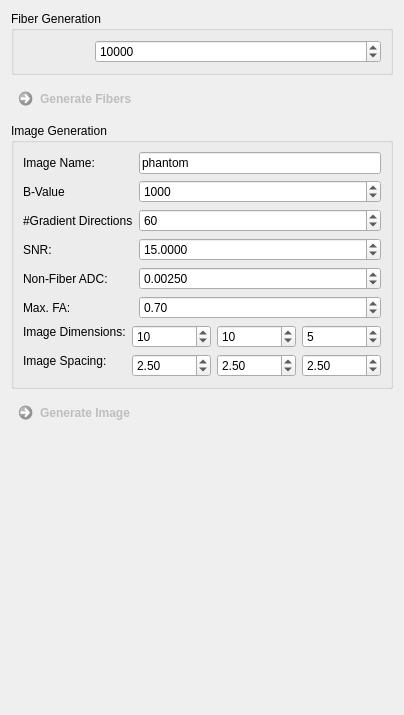
This is Plugins/org.mitk.gui.qt.diffusionimaging/src/internal/QmitkFiberBasedSoftwarePhantomViewControls.ui in MITK/MITK as Qt 5 draws it before an edit. The edited form follows.
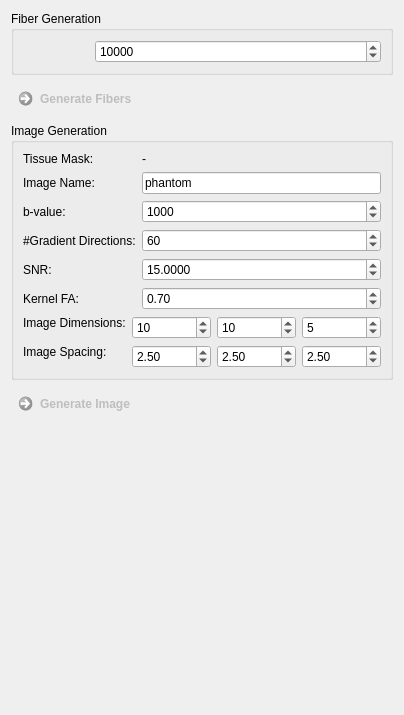
This is the edited form. Icons and pictures are not drawn.

Commit message: using stadard two compartment model. added tissue mask. corrected noise.

What changed in the file:
```diff
--- a/Plugins/org.mitk.gui.qt.diffusionimaging/src/internal/QmitkFiberBasedSoftwarePhantomViewControls.ui
+++ b/Plugins/org.mitk.gui.qt.diffusionimaging/src/internal/QmitkFiberBasedSoftwarePhantomViewControls.ui
@@ -142,7 +142,7 @@
          <property name="margin">
           <number>0</number>
          </property>
-         <item row="0" column="0">
+         <item row="1" column="0">
           <widget class="QLabel" name="m_TensorsToDWIBValueLabel_2">
            <property name="toolTip">
             <string comment="how fuzzy the confidence boundary should be. By default, confidence boundary is perfectly sharp (float); default: &quot;0&quot;" extracomment="how fuzzy the confidence boundary should be. By default, confidence boundary is perfectly sharp (float); default: &quot;0&quot;">how fuzzy the confidence boundary should be. By default, confidence boundary is perfectly sharp (float); default: &quot;0&quot;</string>
@@ -161,14 +161,14 @@
            </property>
           </widget>
          </item>
-         <item row="0" column="1">
+         <item row="1" column="1">
           <widget class="QLineEdit" name="m_ImageName">
            <property name="text">
             <string>phantom</string>
            </property>
           </widget>
          </item>
-         <item row="1" column="0">
+         <item row="2" column="0">
           <widget class="QLabel" name="m_TensorsToDWIBValueLabel">
            <property name="toolTip">
             <string comment="how fuzzy the confidence boundary should be. By default, confidence boundary is perfectly sharp (float); default: &quot;0&quot;" extracomment="how fuzzy the confidence boundary should be. By default, confidence boundary is perfectly sharp (float); default: &quot;0&quot;">how fuzzy the confidence boundary should be. By default, confidence boundary is perfectly sharp (float); default: &quot;0&quot;</string>
@@ -180,14 +180,14 @@
             <string comment="how fuzzy the confidence boundary should be. By default, confidence boundary is perfectly sharp (float); default: &quot;0&quot;" extracomment="how fuzzy the confidence boundary should be. By default, confidence boundary is perfectly sharp (float); default: &quot;0&quot;">how fuzzy the confidence boundary should be. By default, confidence boundary is perfectly sharp (float); default: &quot;0&quot;</string>
            </property>
            <property name="text">
-            <string>B-Value</string>
+            <string>b-value:</string>
            </property>
            <property name="wordWrap">
             <bool>false</bool>
            </property>
           </widget>
          </item>
-         <item row="1" column="1">
+         <item row="2" column="1">
           <widget class="QSpinBox" name="m_TensorsToDWIBValueEdit">
            <property name="minimum">
             <number>0</number>
@@ -203,21 +203,37 @@
            </property>
           </widget>
          </item>
-         <item row="3" column="0">
-          <widget class="QLabel" name="m_TensorsToDWINumDirsLabel">
-           <property name="text">
-            <string>#Gradient Directions</string>
-           </property>
-          </widget>
-         </item>
          <item row="4" column="0">
+          <widget class="QLabel" name="m_TensorsToDWINumDirsLabel">
+           <property name="text">
+            <string>#Gradient Directions:</string>
+           </property>
+          </widget>
+         </item>
+         <item row="4" column="1">
+          <widget class="QSpinBox" name="m_NumGradientsBox">
+           <property name="minimum">
+            <number>1</number>
+           </property>
+           <property name="maximum">
+            <number>10000</number>
+           </property>
+           <property name="singleStep">
+            <number>1</number>
+           </property>
+           <property name="value">
+            <number>60</number>
+           </property>
+          </widget>
+         </item>
+         <item row="5" column="0">
           <widget class="QLabel" name="m_NoiseLabel">
            <property name="text">
             <string>SNR:</string>
            </property>
           </widget>
          </item>
-         <item row="4" column="1">
+         <item row="5" column="1">
           <widget class="QDoubleSpinBox" name="m_NoiseLevel">
            <property name="toolTip">
             <string>Signal to noise ratio (for values &gt; 99, no noise at all is added to the image).</string>
@@ -239,48 +255,10 @@
            </property>
           </widget>
          </item>
-         <item row="5" column="0">
-          <widget class="QLabel" name="m_TensorsToDWINumDirsLabel_5">
+         <item row="6" column="0">
+          <widget class="QLabel" name="m_TensorsToDWINumDirsLabel_6">
            <property name="text">
-            <string>Non-Fiber ADC:</string>
-           </property>
-          </widget>
-         </item>
-         <item row="5" column="1">
-          <widget class="QDoubleSpinBox" name="m_GmAdc">
-           <property name="toolTip">
-            <string>Set ADC for isotropic regions (air, liquor, ...)</string>
-           </property>
-           <property name="decimals">
-            <number>5</number>
-           </property>
-           <property name="minimum">
-            <double>0.000000000000000</double>
-           </property>
-           <property name="maximum">
-            <double>0.100000000000000</double>
-           </property>
-           <property name="singleStep">
-            <double>0.000010000000000</double>
-           </property>
-           <property name="value">
-            <double>0.002500000000000</double>
-           </property>
-          </widget>
-         </item>
-         <item row="3" column="1">
-          <widget class="QSpinBox" name="m_NumGradientsBox">
-           <property name="minimum">
-            <number>1</number>
-           </property>
-           <property name="maximum">
-            <number>10000</number>
-           </property>
-           <property name="singleStep">
-            <number>1</number>
-           </property>
-           <property name="value">
-            <number>60</number>
+            <string>Kernel FA:</string>
            </property>
           </widget>
          </item>
@@ -300,10 +278,41 @@
            </property>
           </widget>
          </item>
-         <item row="6" column="0">
-          <widget class="QLabel" name="m_TensorsToDWINumDirsLabel_6">
+         <item row="0" column="0">
+          <widget class="QLabel" name="m_TensorsToDWIBValueLabel_3">
+           <property name="toolTip">
+            <string comment="how fuzzy the confidence boundary should be. By default, confidence boundary is perfectly sharp (float); default: &quot;0&quot;" extracomment="how fuzzy the confidence boundary should be. By default, confidence boundary is perfectly sharp (float); default: &quot;0&quot;">how fuzzy the confidence boundary should be. By default, confidence boundary is perfectly sharp (float); default: &quot;0&quot;</string>
+           </property>
+           <property name="statusTip">
+            <string comment="how fuzzy the confidence boundary should be. By default, confidence boundary is perfectly sharp (float); default: &quot;0&quot;" extracomment="how fuzzy the confidence boundary should be. By default, confidence boundary is perfectly sharp (float); default: &quot;0&quot;">how fuzzy the confidence boundary should be. By default, confidence boundary is perfectly sharp (float); default: &quot;0&quot;</string>
+           </property>
+           <property name="whatsThis">
+            <string comment="how fuzzy the confidence boundary should be. By default, confidence boundary is perfectly sharp (float); default: &quot;0&quot;" extracomment="how fuzzy the confidence boundary should be. By default, confidence boundary is perfectly sharp (float); default: &quot;0&quot;">how fuzzy the confidence boundary should be. By default, confidence boundary is perfectly sharp (float); default: &quot;0&quot;</string>
+           </property>
            <property name="text">
-            <string>Max. FA:</string>
+            <string>Tissue Mask:</string>
+           </property>
+           <property name="wordWrap">
+            <bool>false</bool>
+           </property>
+          </widget>
+         </item>
+         <item row="0" column="1">
+          <widget class="QLabel" name="m_TissueMaskLabel">
+           <property name="toolTip">
+            <string comment="how fuzzy the confidence boundary should be. By default, confidence boundary is perfectly sharp (float); default: &quot;0&quot;" extracomment="how fuzzy the confidence boundary should be. By default, confidence boundary is perfectly sharp (float); default: &quot;0&quot;">how fuzzy the confidence boundary should be. By default, confidence boundary is perfectly sharp (float); default: &quot;0&quot;</string>
+           </property>
+           <property name="statusTip">
+            <string comment="how fuzzy the confidence boundary should be. By default, confidence boundary is perfectly sharp (float); default: &quot;0&quot;" extracomment="how fuzzy the confidence boundary should be. By default, confidence boundary is perfectly sharp (float); default: &quot;0&quot;">how fuzzy the confidence boundary should be. By default, confidence boundary is perfectly sharp (float); default: &quot;0&quot;</string>
+           </property>
+           <property name="whatsThis">
+            <string comment="how fuzzy the confidence boundary should be. By default, confidence boundary is perfectly sharp (float); default: &quot;0&quot;" extracomment="how fuzzy the confidence boundary should be. By default, confidence boundary is perfectly sharp (float); default: &quot;0&quot;">how fuzzy the confidence boundary should be. By default, confidence boundary is perfectly sharp (float); default: &quot;0&quot;</string>
+           </property>
+           <property name="text">
+            <string>-</string>
+           </property>
+           <property name="wordWrap">
+            <bool>false</bool>
            </property>
           </widget>
          </item>
```
Left out of the diff: 1 changed line with no effect on the pictures. The commit also changes 4 other files.
